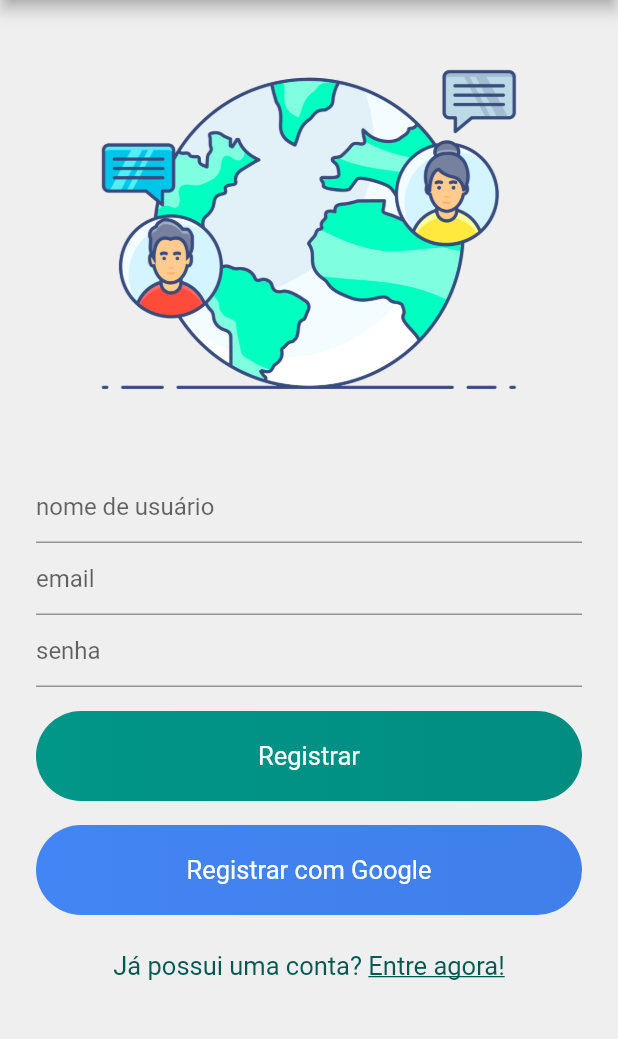
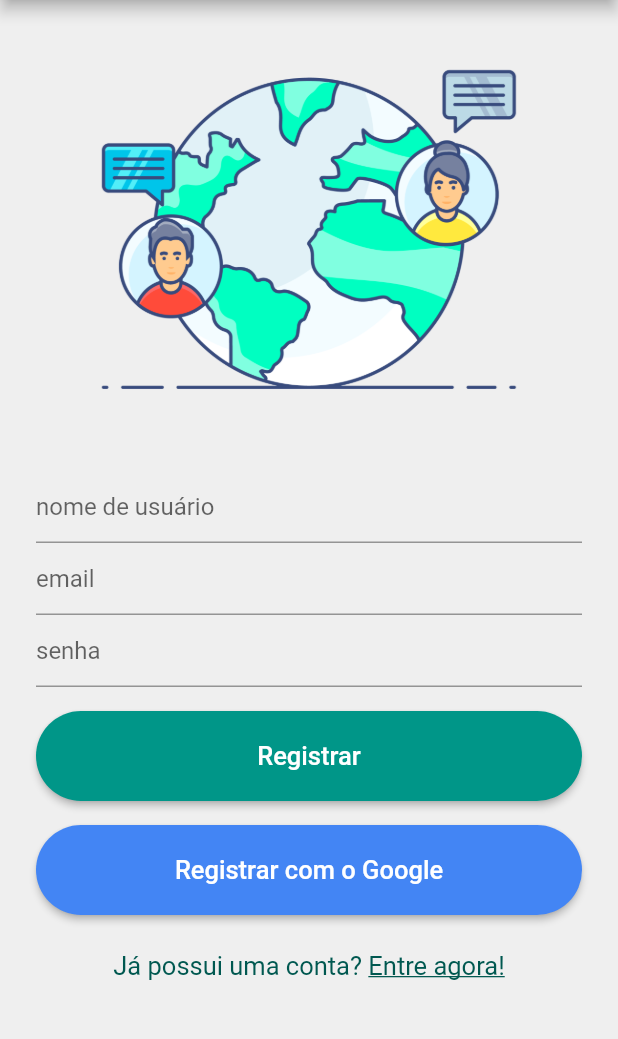
Before and after one commit to arthurpbelato/zipzop, a Flutter app: the screen it shows after launch, after a tap on "Entrar", after a tap on "Registre-se agora!", on a phone screen of 412 x 824 dp, the part 84-1123 px from its top. Run offline on Flutter 3.47's test engine with Material 2 defaults, Android fonts, the phone set to English and light mode, and no system bars; our stand-ins replace cloud_firestore, firebase_auth, firebase_core, fluttertoast, shared_preferences; accounts and stored records are empty.

Commit message:
splash e botoes

```diff
--- a/lib/main.dart
+++ b/lib/main.dart
@@ -3,6 +3,7 @@ import 'package:flutter/material.dart';
 import 'package:zipzop/helper/authenticate.dart';
 import 'package:zipzop/helper/util.dart';
 import 'package:zipzop/pages/chat_%20room_page.dart';
+import 'package:zipzop/pages/splash_page.dart';
 
 Future<void> main() async {
   WidgetsFlutterBinding.ensureInitialized();
@@ -29,7 +30,7 @@ class _MyAppState extends State<MyApp> {
         scaffoldBackgroundColor: Color(0xffEFEFEF),
         primarySwatch: Colors.teal,
       ),
-      home: userLoggedIn ? ChatRoomPage() : Authenticate(),
+      home: SplashPage(userLoggedIn),
     );
   }
 
--- a/lib/pages/singin_page.dart
+++ b/lib/pages/singin_page.dart
@@ -127,24 +127,24 @@ class _SingInPageState extends State<SingInPage> {
                     SizedBox(
                       height: 8,
                     ),
-                    GestureDetector(
-                      onTap: () => singIn(),
-                      child: Container(
-                        alignment: Alignment.center,
-                        width: MediaQuery.of(context).size.width,
-                        padding: EdgeInsets.symmetric(vertical: 20),
-                        decoration: BoxDecoration(
-                          gradient: LinearGradient(colors: [
-                            Color(0xff009688),
-                            Color(0xff028d81),
-                          ]),
-                          borderRadius: BorderRadius.circular(30),
-                        ),
+                    SizedBox(
+                      height: 60,
+                      width: MediaQuery.of(context).size.width,
+                      child: ElevatedButton(
                         child: Text(
-                          "Entrar",
+                          'Entrar',
                           style: TextStyle(
                             color: Colors.white,
                             fontSize: 17,
+                          ),
+                        ),
+                        onPressed: () => singIn(),
+                        style: ButtonStyle(
+                          shape:
+                              MaterialStateProperty.all<RoundedRectangleBorder>(
+                            RoundedRectangleBorder(
+                              borderRadius: BorderRadius.circular(30.0),
+                            ),
                           ),
                         ),
                       ),
@@ -152,22 +152,26 @@ class _SingInPageState extends State<SingInPage> {
                     SizedBox(
                       height: 16,
                     ),
-                    Container(
-                      alignment: Alignment.center,
+                    SizedBox(
+                      height: 60,
                       width: MediaQuery.of(context).size.width,
-                      padding: EdgeInsets.symmetric(vertical: 20),
-                      decoration: BoxDecoration(
-                        gradient: LinearGradient(colors: [
-                          Color(0xff4385F4),
-                          Color(0xff407fea),
-                        ]),
-                        borderRadius: BorderRadius.circular(30),
-                      ),
-                      child: Text(
-                        "Entrar com Google",
-                        style: TextStyle(
-                          color: Colors.white,
-                          fontSize: 17,
+                      child: ElevatedButton(
+                        child: Text(
+                          'Entrar com o Google',
+                          style: TextStyle(
+                            color: Colors.white,
+                            fontSize: 17,
+                          ),
+                        ),
+                        onPressed: () {},
+                        style: ButtonStyle(
+                          backgroundColor: MaterialStateProperty.all(Color(0xff4385F4)),
+                          shape:
+                          MaterialStateProperty.all<RoundedRectangleBorder>(
+                            RoundedRectangleBorder(
+                              borderRadius: BorderRadius.circular(30.0),
+                            ),
+                          ),
                         ),
                       ),
                     ),
@@ -207,3 +211,23 @@ class _SingInPageState extends State<SingInPage> {
     );
   }
 }
+
+// Container(
+// alignment: Alignment.center,
+// width: MediaQuery.of(context).size.width,
+// padding: EdgeInsets.symmetric(vertical: 20),
+// decoration: BoxDecoration(
+// gradient: LinearGradient(colors: [
+// Color(0xff009688),
+// Color(0xff028d81),
+// ]),
+// borderRadius: BorderRadius.circular(30),
+// ),
+// child: Text(
+// "Entrar",
+// style: TextStyle(
+// color: Colors.white,
+// fontSize: 17,
+// ),
+// ),
+// ),Color(0xff4385F4),
--- a/lib/pages/singup_page.dart
+++ b/lib/pages/singup_page.dart
@@ -128,24 +128,24 @@ class _SingUpPageState extends State<SingUpPage> {
                           SizedBox(
                             height: 16,
                           ),
-                          GestureDetector(
-                            onTap: () => singMeUp(),
-                            child: Container(
-                              alignment: Alignment.center,
-                              width: MediaQuery.of(context).size.width,
-                              padding: EdgeInsets.symmetric(vertical: 20),
-                              decoration: BoxDecoration(
-                                gradient: LinearGradient(colors: [
-                                  Color(0xff009688),
-                                  Color(0xff028d81),
-                                ]),
-                                borderRadius: BorderRadius.circular(30),
-                              ),
+                          SizedBox(
+                            height: 60,
+                            width: MediaQuery.of(context).size.width,
+                            child: ElevatedButton(
                               child: Text(
-                                "Registrar",
+                                'Registrar',
                                 style: TextStyle(
                                   color: Colors.white,
                                   fontSize: 17,
+                                ),
+                              ),
+                              onPressed: () => singMeUp(),
+                              style: ButtonStyle(
+                                shape:
+                                MaterialStateProperty.all<RoundedRectangleBorder>(
+                                  RoundedRectangleBorder(
+                                    borderRadius: BorderRadius.circular(30.0),
+                                  ),
                                 ),
                               ),
                             ),
@@ -153,22 +153,26 @@ class _SingUpPageState extends State<SingUpPage> {
                           SizedBox(
                             height: 16,
                           ),
-                          Container(
-                            alignment: Alignment.center,
+                          SizedBox(
+                            height: 60,
                             width: MediaQuery.of(context).size.width,
-                            padding: EdgeInsets.symmetric(vertical: 20),
-                            decoration: BoxDecoration(
-                              gradient: LinearGradient(colors: [
-                                Color(0xff4385F4),
-                                Color(0xff407fea),
-                              ]),
-                              borderRadius: BorderRadius.circular(30),
-                            ),
-                            child: Text(
-                              "Registrar com Google",
-                              style: TextStyle(
-                                color: Colors.white,
-                                fontSize: 17,
+                            child: ElevatedButton(
+                              child: Text(
+                                'Registrar com o Google',
+                                style: TextStyle(
+                                  color: Colors.white,
+                                  fontSize: 17,
+                                ),
+                              ),
+                              onPressed: () {},
+                              style: ButtonStyle(
+                                backgroundColor: MaterialStateProperty.all(Color(0xff4385F4)),
+                                shape:
+                                MaterialStateProperty.all<RoundedRectangleBorder>(
+                                  RoundedRectangleBorder(
+                                    borderRadius: BorderRadius.circular(30.0),
+                                  ),
+                                ),
                               ),
                             ),
                           ),
--- /dev/null
+++ b/lib/pages/splash_page.dart
@@ -0,0 +1,61 @@
+import 'dart:async';
+
+import 'package:flutter/material.dart';
+import 'package:zipzop/helper/authenticate.dart';
+import 'package:zipzop/pages/chat_%20room_page.dart';
+
+class SplashPage extends StatefulWidget {
+  final bool logged;
+
+  const SplashPage(this.logged, {Key? key}) : super(key: key);
+
+  @override
+  _SplashPageState createState() => _SplashPageState(logged: this.logged);
+}
+
+class _SplashPageState extends State<SplashPage> {
+  bool logged;
+
+  _SplashPageState({required this.logged});
+
+  @override
+  Widget build(BuildContext context) {
+    return Scaffold(
+      body: Column(
+        mainAxisAlignment: MainAxisAlignment.center,
+        crossAxisAlignment: CrossAxisAlignment.center,
+        children: [
+          Container(
+            child: Image.asset(
+              'assets/images/logo.png',
+              width: 100,
+            ),
+          ),
+          SizedBox(
+            height: 24,
+          ),
+          Container(
+            alignment: Alignment.center,
+            child: CircularProgressIndicator(
+              valueColor: AlwaysStoppedAnimation(Colors.teal),
+              strokeWidth: 5.0,
+            ),
+          ),
+        ],
+      ),
+    );
+  }
+
+  @override
+  void initState() {
+    Timer(Duration(seconds: 3), () {
+      print(this.logged);
+      Navigator.pushReplacement(
+          context,
+          MaterialPageRoute(
+              builder: (context) =>
+                  this.logged ? ChatRoomPage() : Authenticate()));
+    });
+    super.initState();
+  }
+}
```
